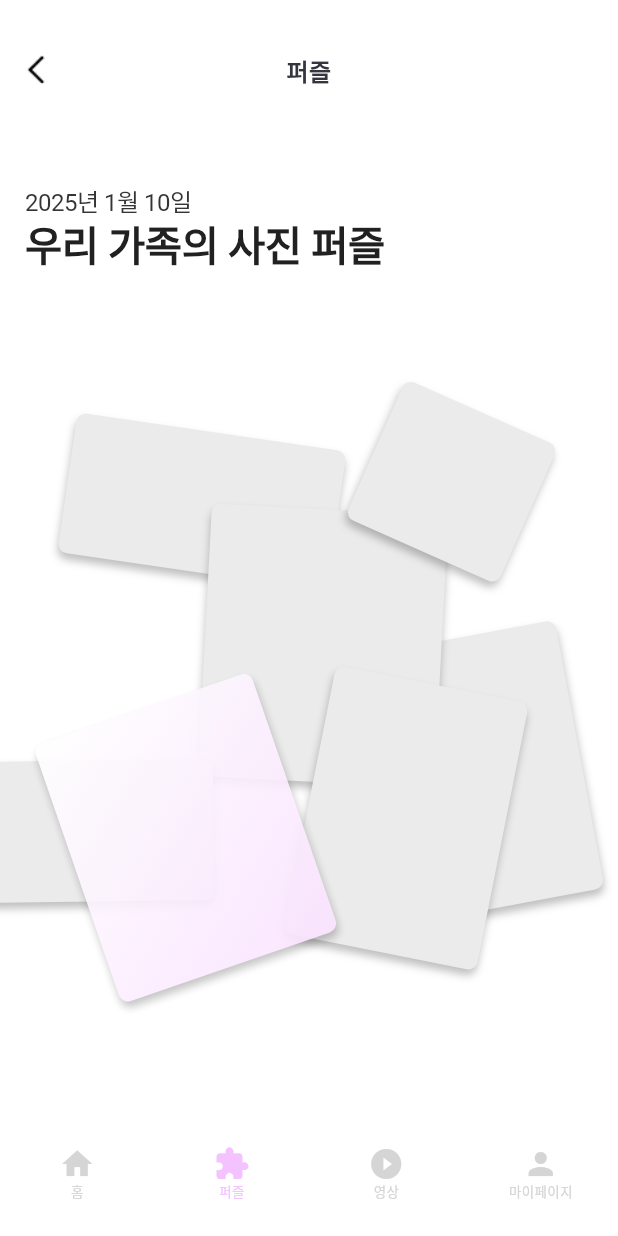
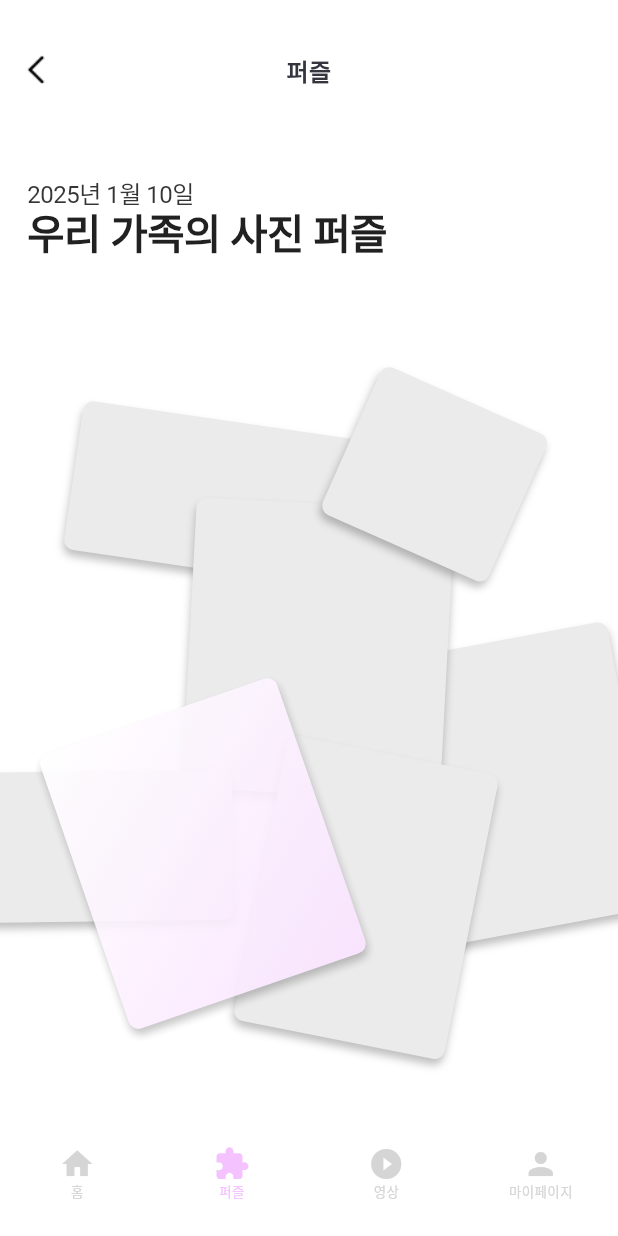
Before and after one commit to jaewook2400/BatKnife_frontend, a Flutter app: the screen it shows after launch, on a phone screen of 412 x 824 dp. Run offline on Flutter 3.47's test engine with Material 3 defaults, Android fonts, the phone set to English and light mode, and no system bars; Roboto replaces fonts that are missing (Pretendard).

Commit message:
update puzzle_page, figma_helper
퍼즐 상단 두개 겹치게 조정, 디자인과 맞게 미세조정

```diff
--- a/lib/pages/puzzle/puzzle_page.dart
+++ b/lib/pages/puzzle/puzzle_page.dart
@@ -8,7 +8,6 @@ import '../../widgets/custom_bottom_bar.dart';
 class PuzzlePage extends StatefulWidget {
   const PuzzlePage({super.key});
 
-
   @override
   State<PuzzlePage> createState() => _PuzzlePageState();
 }
@@ -16,26 +15,24 @@ class PuzzlePage extends StatefulWidget {
 class _PuzzlePageState extends State<PuzzlePage> {
   int _selectedIndex = 1;
 
-
   @override
   Widget build(BuildContext context) {
     return Scaffold(
-      appBar: CustomAppBar(title: '퍼즐'),
+      appBar: const CustomAppBar(title: '퍼즐'),
       backgroundColor: Colors.white,
       body: Stack(
         children: [
           Positioned(
-            top: FigmaHelper.fromFigmaHeight(context, 136-68),
+            top: 48 + 12,
             left: FigmaHelper.fromFigmaWidth(context, 16),
             child: SizedBox(
               width: FigmaHelper.fromFigmaWidth(context, 130),
-              height: FigmaHelper.fromFigmaHeight(context, 21),
               child: const Text(
                 '2025년 1월 10일',
                 style: TextStyle(
                   fontFamily: 'Pretendard',
                   fontWeight: FontWeight.w400,
-                  fontSize: 16, // 텍스트는 필요 시 비율화 가능
+                  fontSize: 16,
                   height: 1.3125,
                   letterSpacing: -0.32,
                   color: Color(0xFF353535),
@@ -45,11 +42,10 @@ class _PuzzlePageState extends State<PuzzlePage> {
           ),
 
           Positioned(
-            top: FigmaHelper.fromFigmaHeight(context, 165-68),
+            top: 48 + 12 + 26,
             left: FigmaHelper.fromFigmaWidth(context, 16),
             child: SizedBox(
               width: FigmaHelper.fromFigmaWidth(context, 300),
-              height: FigmaHelper.fromFigmaHeight(context, 30),
               child: const Text(
                 '우리 가족의 사진 퍼즐',
                 style: TextStyle(
@@ -64,185 +60,13 @@ class _PuzzlePageState extends State<PuzzlePage> {
             ),
           ),
 
-          Positioned(
-            top: FigmaHelper.fromFigmaHeight(context, 448.92-68),
-            left: FigmaHelper.fromFigmaWidth(context, 215.93),
-            child: Transform.rotate(
-              angle: -10.57 * math.pi / 180,
-              child: Container(
-                width: FigmaHelper.fromFigmaWidth(context, 153.94),
-                height: FigmaHelper.fromFigmaHeight(context, 188),
-                decoration: BoxDecoration(
-                  color: Color(0xFFEBEBEB),
-                  borderRadius: BorderRadius.circular(FigmaHelper.fromFigmaWidth(context, 6)),
-                  boxShadow: [
-                    BoxShadow(
-                      color: Color(0x40000000),
-                      offset: Offset(0, 4),
-                      blurRadius: 4,
-                      spreadRadius: 0,
-                    ),
-                  ],
-                ),
-              ),
-            ),
-          ),
-
-          Positioned(
-            top: FigmaHelper.fromFigmaHeight(context, 305.3-68),
-            left: FigmaHelper.fromFigmaWidth(context, 42),
-            child: Transform.rotate(
-              angle: 8.28 * math.pi / 180,
-              child: Container(
-                width: FigmaHelper.fromFigmaWidth(context, 172.89),
-                height: FigmaHelper.fromFigmaHeight(context, 97.22),
-                decoration: BoxDecoration(
-                  color: Color(0xFFEBEBEB),
-                  borderRadius: BorderRadius.circular(FigmaHelper.fromFigmaWidth(context, 6)),
-                  boxShadow: [
-                    BoxShadow(
-                      color: Color(0x40000000),
-                      offset: Offset(0, 4),
-                      blurRadius: 4,
-                      spreadRadius: 0,
-                    ),
-                  ],
-                ),
-              ),
-            ),
-          ),
-
-          Positioned(
-            top: FigmaHelper.fromFigmaHeight(context, 359.23-68),
-            left: FigmaHelper.fromFigmaWidth(context, 130.17),
-            child: Transform.rotate(
-              angle: 3.02 * math.pi / 180,
-              child: Container(
-                width: FigmaHelper.fromFigmaWidth(context, 150.48),
-                height: FigmaHelper.fromFigmaHeight(context, 188),
-                decoration: BoxDecoration(
-                  color: Color(0xFFEBEBEB),
-                  borderRadius: BorderRadius.circular(FigmaHelper.fromFigmaWidth(context, 6)),
-                  boxShadow: [
-                    BoxShadow(
-                      color: Color(0x40000000),
-                      offset: Offset(0, 4),
-                      blurRadius: 4,
-                      spreadRadius: 0,
-                    ),
-                  ],
-                ),
-              ),
-            ),
-          ),
-
-          Positioned(
-            top: FigmaHelper.fromFigmaHeight(context, 532.33-68),
-            left: FigmaHelper.fromFigmaWidth(context, -37),
-            child: Transform.rotate(
-              angle: -0.77 * math.pi / 180,
-              child: Container(
-                width: FigmaHelper.fromFigmaWidth(context, 172.89),
-                height: FigmaHelper.fromFigmaHeight(context, 97.22),
-                decoration: BoxDecoration(
-                  color: Color(0xFFEBEBEB),
-                  borderRadius: BorderRadius.circular(FigmaHelper.fromFigmaWidth(context, 6)),
-                  boxShadow: [
-                    BoxShadow(
-                      color: Color(0x40000000),
-                      offset: Offset(0, 4),
-                      blurRadius: 4,
-                      spreadRadius: 0,
-                    ),
-                  ],
-                ),
-              ),
-            ),
-          ),
-
-          Positioned(
-            top: FigmaHelper.fromFigmaHeight(context, 478-68),
-            left: FigmaHelper.fromFigmaWidth(context, 195.69),
-            child: Transform.rotate(
-              angle: 11.25 * math.pi / 180,
-              child: Container(
-                width: FigmaHelper.fromFigmaWidth(context, 125),
-                height: FigmaHelper.fromFigmaHeight(context, 188),
-                decoration: BoxDecoration(
-                  color: Color(0xFFEBEBEB),
-                  borderRadius: BorderRadius.circular(FigmaHelper.fromFigmaWidth(context, 6)),
-                  boxShadow: [
-                    BoxShadow(
-                      color: Color(0x40000000),
-                      offset: Offset(0, 4),
-                      blurRadius: 4,
-                      spreadRadius: 0,
-                    ),
-                  ],
-                ),
-              ),
-            ),
-          ),
-
-          Positioned(
-            top: FigmaHelper.fromFigmaHeight(context, 491.52-68),
-            left: FigmaHelper.fromFigmaWidth(context, 45.29),
-            child: Transform.rotate(
-              angle: -19.02 * math.pi / 180,
-              child: Opacity(
-                opacity: 0.9,
-                child: Container(
-                  width: FigmaHelper.fromFigmaWidth(context, 145.84),
-                  height: FigmaHelper.fromFigmaHeight(context, 188),
-                  decoration: BoxDecoration(
-                    borderRadius: BorderRadius.circular(FigmaHelper.fromFigmaWidth(context, 6)),
-                    gradient: LinearGradient(
-                      begin: Alignment.topLeft,
-                      end: Alignment.bottomRight,
-                      colors: [
-                        Color(0xFFFFFFFF),
-                        Color(0xFFFAE3FF),
-                      ],
-                    ),
-                    boxShadow: [
-                      BoxShadow(
-                        color: Color(0x40000000),
-                        offset: Offset(0, 4),
-                        blurRadius: 4,
-                        spreadRadius: 0,
-                      ),
-                    ],
-                  ),
-                ),
-              ),
-            ),
-          ),
-
-          Positioned(
-            top: FigmaHelper.fromFigmaHeight(context, 288-68),
-            left: FigmaHelper.fromFigmaWidth(context, 234.21),
-            child: Transform.rotate(
-              angle: 23.91 * math.pi / 180,
-              child: Container(
-                width: FigmaHelper.fromFigmaWidth(context, 105.88),
-                height: FigmaHelper.fromFigmaHeight(context, 104.16),
-                decoration: BoxDecoration(
-                  color: Color(0xFFEBEBEB),
-                  borderRadius: BorderRadius.circular(FigmaHelper.fromFigmaWidth(context, 6)),
-                  boxShadow: [
-                    BoxShadow(
-                      color: Color(0x40000000),
-                      offset: Offset(0, 4),
-                      blurRadius: 4,
-                      spreadRadius: 0,
-                    ),
-                  ],
-                ),
-              ),
-            ),
-          ),
-
-
+          _puzzleCard(context, 448.92, 215.93, 153.94, 188, -10.57),
+          _puzzleCard(context, 305.3, 42, 172.89, 97.22, 8.28),
+          _puzzleCard(context, 359.23, 110.17, 150.48, 188, 3.02),
+          _puzzleCard(context, 532.33, -37, 172.89, 97.22, -0.77),
+          _puzzleCard(context, 520, 150.69, 125, 188, 11.25),
+          _puzzleCard(context, 491.52, 45.29, 145.84, 188, -19.02, gradient: true),
+          _puzzleCard(context, 288, 200.21, 105.88, 104.16, 23.91),
         ],
       ),
       bottomNavigationBar: CustomBottomBar(
@@ -255,4 +79,51 @@ class _PuzzlePageState extends State<PuzzlePage> {
       ),
     );
   }
+
+  Widget _puzzleCard(
+      BuildContext context,
+      double figmaTop,
+      double figmaLeft,
+      double figmaWidth,
+      double figmaHeight,
+      double angleDeg, {
+        bool gradient = false,
+      }) {
+    return Positioned(
+      top: 48 + FigmaHelper.fromFigmaHeight(context, figmaTop - 136),
+      left: FigmaHelper.fromFigmaWidth(context, figmaLeft),
+      child: Transform.rotate(
+        angle: angleDeg * math.pi / 180,
+        child: Opacity(
+          opacity: gradient ? 0.9 : 1.0,
+          child: Container(
+            width: FigmaHelper.fromFigmaWidth(context, figmaWidth),
+            height: FigmaHelper.fromFigmaHeight(context, figmaHeight),
+            decoration: BoxDecoration(
+              color: gradient ? null : const Color(0xFFEBEBEB),
+              gradient: gradient
+                  ? const LinearGradient(
+                begin: Alignment.topLeft,
+                end: Alignment.bottomRight,
+                colors: [
+                  Color(0xFFFFFFFF),
+                  Color(0xFFFAE3FF),
+                ],
+              )
+                  : null,
+              borderRadius:
+              BorderRadius.circular(FigmaHelper.fromFigmaWidth(context, 6)),
+              boxShadow: const [
+                BoxShadow(
+                  color: Color(0x40000000),
+                  offset: Offset(0, 4),
+                  blurRadius: 4,
+                ),
+              ],
+            ),
+          ),
+        ),
+      ),
+    );
+  }
 }
--- a/lib/utils/figma_helper.dart
+++ b/lib/utils/figma_helper.dart
@@ -1,16 +1,19 @@
 import 'package:flutter/material.dart';
 
 class FigmaHelper {
-  static const double figmaWidth = 393.0;
-  static const double figmaHeight = 852.0;
+  static const double baseHeight = 800;
+  static const double baseWidth = 360;
 
-  static double fromFigmaWidth(BuildContext context, double value) {
-    final screenWidth = MediaQuery.of(context).size.width;
-    return value * screenWidth / figmaWidth;
+  static double fromFigmaHeight(BuildContext context, double figmaY) {
+    final mediaQuery = MediaQuery.of(context);
+    final safeHeight = mediaQuery.size.height - mediaQuery.padding.top - mediaQuery.padding.bottom;
+    final ratio = figmaY / baseHeight;
+    return safeHeight * ratio;
   }
 
-  static double fromFigmaHeight(BuildContext context, double value) {
-    final screenHeight = MediaQuery.of(context).size.height;
-    return value * screenHeight / figmaHeight;
+  static double fromFigmaWidth(BuildContext context, double figmaX) {
+    final screenWidth = MediaQuery.of(context).size.width;
+    final ratio = figmaX / baseWidth;
+    return screenWidth * ratio;
   }
 }
```
